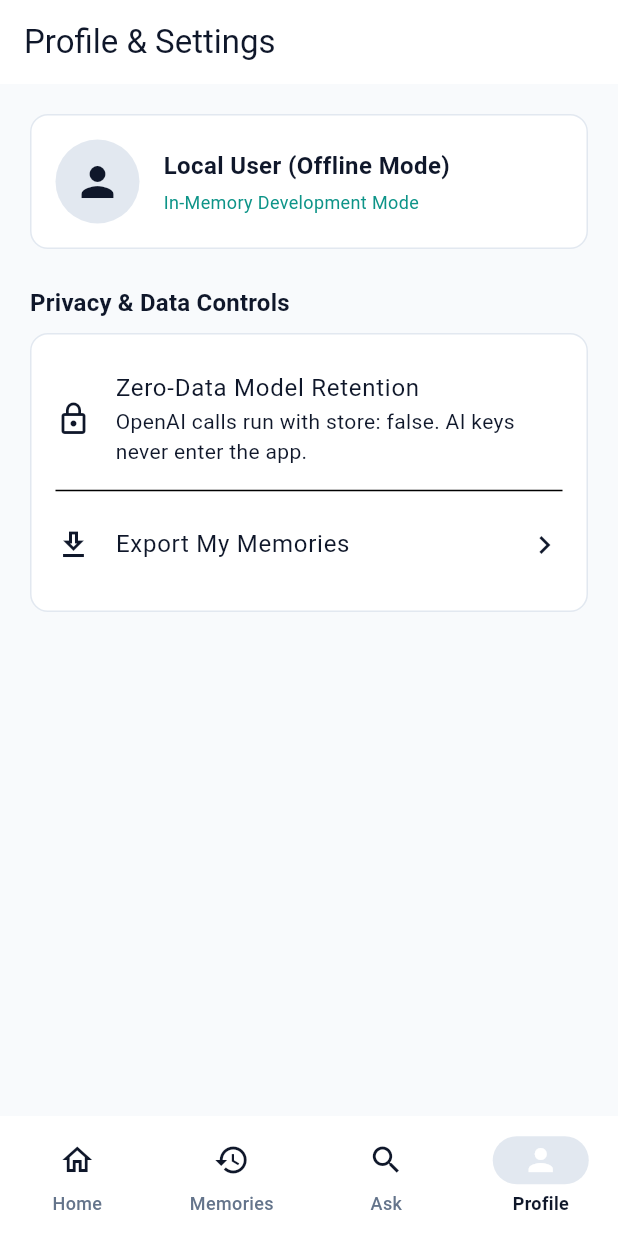
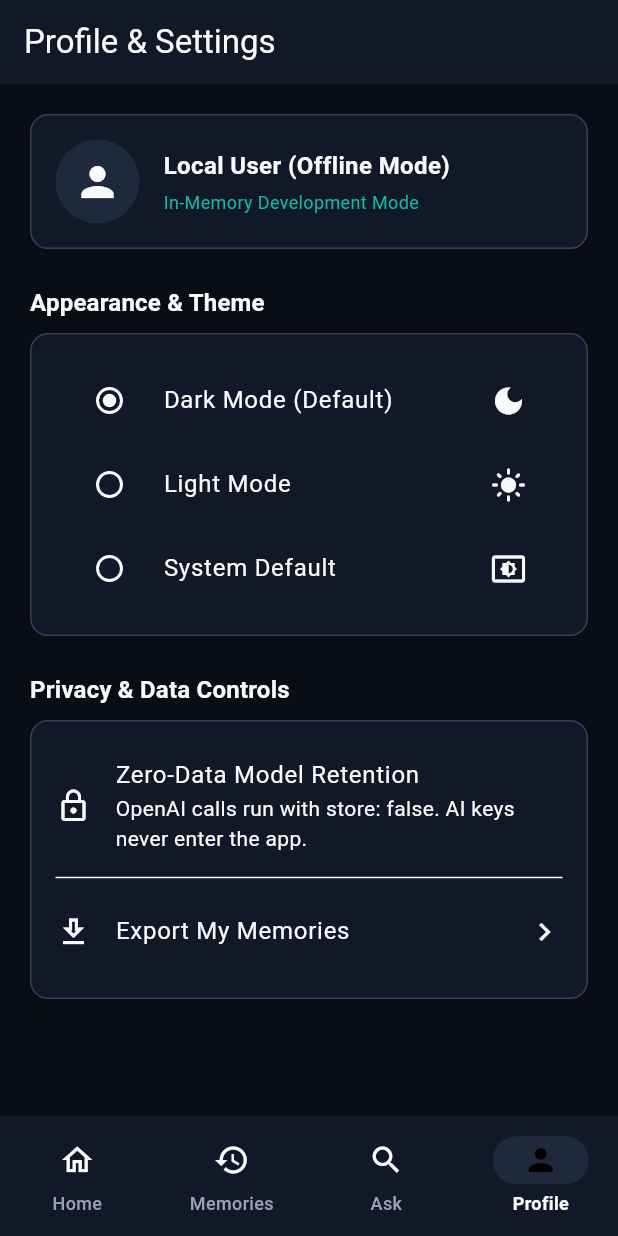
Before and after one commit to vikramnice1987-boop/NYABAGAM, a Flutter app: the screen it shows after launch, item 4 of the bottom bar chosen, on a phone screen of 412 x 824 dp. Run offline on Flutter 3.47's test engine with Material 3 defaults, Android fonts, the phone set to English and light mode, and no system bars; our stand-ins replace go_router, shared_preferences, supabase_flutter; accounts and stored records are empty.

Commit message:
feat: Add dynamic theme controller with Dark Mode default and apply user color palette

```diff
--- a/lib/app/app.dart
+++ b/lib/app/app.dart
@@ -1,22 +1,30 @@
 import 'package:flutter/material.dart';
-
 import '../core/router/app_router.dart';
 import '../core/config/app_environment.dart';
 import '../core/theme/app_theme.dart';
+import '../core/theme/theme_controller.dart';
 import '../features/auth/presentation/auth_gate.dart';
 
 class NyabagamApp extends StatelessWidget {
   const NyabagamApp({super.key});
+
   @override
-  Widget build(BuildContext context) => MaterialApp.router(
+  Widget build(BuildContext context) {
+    return ListenableBuilder(
+      listenable: ThemeController.instance,
+      builder: (context, _) {
+        return MaterialApp.router(
           title: 'NYABAGAM',
           debugShowCheckedModeBanner: false,
           theme: AppTheme.light,
           darkTheme: AppTheme.dark,
-    themeMode: ThemeMode.system,
+          themeMode: ThemeController.instance.themeMode,
           routerConfig: appRouter,
           builder: (context, child) => AppEnvironment.current.isSupabaseConfigured
               ? AuthGate(child: child ?? const SizedBox.shrink())
               : child ?? const SizedBox.shrink(),
         );
+      },
+    );
   }
+}
--- a/lib/core/theme/app_theme.dart
+++ b/lib/core/theme/app_theme.dart
@@ -11,12 +11,12 @@ class AppTheme {
       primary: NyColors.primaryLight,
       onPrimary: Colors.white,
       primaryContainer: NyColors.primaryContainerLight,
-      onPrimaryContainer: NyColors.primaryLight,
+      onPrimaryContainer: NyColors.textPrimaryLight,
       secondary: NyColors.accentLight,
       onSecondary: Colors.white,
       surface: NyColors.surfaceLight,
       onSurface: NyColors.textPrimaryLight,
-      surfaceContainerHighest: NyColors.surfaceVariantLight,
+      surfaceContainerHighest: NyColors.surfaceSecondaryLight,
       outline: NyColors.borderLight,
       error: NyColors.statusError,
       onError: Colors.white,
@@ -77,15 +77,15 @@ class AppTheme {
           borderRadius: NyRadius.borderMd,
           borderSide: const BorderSide(color: NyColors.primaryLight, width: 1.5),
         ),
-        hintStyle: const TextStyle(color: NyColors.textMutedLight),
+        hintStyle: const TextStyle(color: NyColors.disabledLight),
       ),
       navigationBarTheme: NavigationBarThemeData(
         backgroundColor: NyColors.surfaceLight,
-        indicatorColor: NyColors.primaryContainerLight,
+        indicatorColor: NyColors.surfaceSecondaryLight,
         elevation: 2,
         labelTextStyle: WidgetStateProperty.resolveWith((states) {
           if (states.contains(WidgetState.selected)) {
-            return const TextStyle(fontSize: 12, fontWeight: FontWeight.w600, color: NyColors.primaryLight);
+            return const TextStyle(fontSize: 12, fontWeight: FontWeight.w600, color: NyColors.textPrimaryLight);
           }
           return const TextStyle(fontSize: 12, fontWeight: FontWeight.w500, color: NyColors.textSecondaryLight);
         }),
@@ -103,7 +103,7 @@ class AppTheme {
       onSecondary: Colors.black,
       surface: NyColors.surfaceDark,
       onSurface: NyColors.textPrimaryDark,
-      surfaceContainerHighest: NyColors.surfaceVariantDark,
+      surfaceContainerHighest: NyColors.surfaceSecondaryDark,
       outline: NyColors.borderDark,
       error: NyColors.statusError,
       onError: Colors.white,
@@ -150,7 +150,7 @@ class AppTheme {
       ),
       inputDecorationTheme: InputDecorationTheme(
         filled: true,
-        fillColor: NyColors.surfaceVariantDark,
+        fillColor: NyColors.surfaceSecondaryDark,
         contentPadding: const EdgeInsets.symmetric(horizontal: NySpacing.space16, vertical: NySpacing.space16),
         border: OutlineInputBorder(
           borderRadius: NyRadius.borderMd,
@@ -164,7 +164,7 @@ class AppTheme {
           borderRadius: NyRadius.borderMd,
           borderSide: const BorderSide(color: NyColors.accentDark, width: 1.5),
         ),
-        hintStyle: const TextStyle(color: NyColors.textMutedDark),
+        hintStyle: const TextStyle(color: NyColors.textTertiaryDark),
       ),
       navigationBarTheme: NavigationBarThemeData(
         backgroundColor: NyColors.surfaceDark,
--- a/lib/core/theme/ny_colors.dart
+++ b/lib/core/theme/ny_colors.dart
@@ -3,31 +3,35 @@ import 'package:flutter/material.dart';
 class NyColors {
   const NyColors._();
 
-  // Light Palette
-  static const primaryLight = Color(0xFF0F172A);
-  static const primaryContainerLight = Color(0xFFE2E8F0);
-  static const accentLight = Color(0xFF0D9488); // Calm Teal
+  // User Defined Light Palette
   static const backgroundLight = Color(0xFFF8FAFC);
   static const surfaceLight = Color(0xFFFFFFFF);
-  static const surfaceVariantLight = Color(0xFFF1F5F9);
+  static const surfaceSecondaryLight = Color(0xFFF1F5F9);
+  static const borderLight = Color(0xFFE2E8F0);
   static const textPrimaryLight = Color(0xFF0F172A);
-  static const textSecondaryLight = Color(0xFF64748B);
-  static const textMutedLight = Color(0xFF94A3B8);
-  static const borderLight = Color(0xFFE2E8F0);
-  static const dividerLight = Color(0xFFF1F5F9);
+  static const textSecondaryLight = Color(0xFF475569);
+  static const textTertiaryLight = Color(0xFF64748B);
+  static const disabledLight = Color(0xFF94A3B8);
 
-  // Dark Palette
+  // Light Functional Accents
+  static const primaryLight = Color(0xFF0F172A);
+  static const primaryContainerLight = Color(0xFFF1F5F9);
+  static const accentLight = Color(0xFF0D9488); // Calm Teal
+
+  // User Defined Dark Mode Complementary Palette
+  static const backgroundDark = Color(0xFF090D16);
+  static const surfaceDark = Color(0xFF111827);
+  static const surfaceSecondaryDark = Color(0xFF1E293B);
+  static const borderDark = Color(0xFF334155);
+  static const textPrimaryDark = Color(0xFFF8FAFC);
+  static const textSecondaryDark = Color(0xFF94A3B8);
+  static const textTertiaryDark = Color(0xFF64748B);
+  static const disabledDark = Color(0xFF475569);
+
+  // Dark Functional Accents
   static const primaryDark = Color(0xFFF8FAFC);
   static const primaryContainerDark = Color(0xFF1E293B);
   static const accentDark = Color(0xFF14B8A6);
-  static const backgroundDark = Color(0xFF090D16);
-  static const surfaceDark = Color(0xFF0F172A);
-  static const surfaceVariantDark = Color(0xFF1E293B);
-  static const textPrimaryDark = Color(0xFFF8FAFC);
-  static const textSecondaryDark = Color(0xFF94A3B8);
-  static const textMutedDark = Color(0xFF64748B);
-  static const borderDark = Color(0xFF334155);
-  static const dividerDark = Color(0xFF1E293B);
 
   // Entity Identity Colors
   static const entityPerson = Color(0xFF2563EB); // Royal Blue
--- /dev/null
+++ b/lib/core/theme/theme_controller.dart
@@ -0,0 +1,45 @@
+import 'package:flutter/material.dart';
+import 'package:shared_preferences/shared_preferences.dart';
+
+class ThemeController extends ChangeNotifier {
+  ThemeController._();
+  static final ThemeController instance = ThemeController._();
+
+  static const _themePrefKey = 'nyabagam_theme_mode';
+  ThemeMode _themeMode = ThemeMode.dark; // Defaulting to Dark Mode as requested
+
+  ThemeMode get themeMode => _themeMode;
+  bool get isDarkMode => _themeMode == ThemeMode.dark;
+
+  Future<void> loadTheme() async {
+    try {
+      final prefs = await SharedPreferences.getInstance();
+      final saved = prefs.getString(_themePrefKey);
+      if (saved == 'light') {
+        _themeMode = ThemeMode.light;
+      } else if (saved == 'dark') {
+        _themeMode = ThemeMode.dark;
+      } else if (saved == 'system') {
+        _themeMode = ThemeMode.system;
+      }
+      notifyListeners();
+    } catch (_) {}
+  }
+
+  Future<void> setThemeMode(ThemeMode mode) async {
+    _themeMode = mode;
+    notifyListeners();
+    try {
+      final prefs = await SharedPreferences.getInstance();
+      await prefs.setString(_themePrefKey, mode.name);
+    } catch (_) {}
+  }
+
+  void toggleTheme() {
+    if (_themeMode == ThemeMode.dark) {
+      setThemeMode(ThemeMode.light);
+    } else {
+      setThemeMode(ThemeMode.dark);
+    }
+  }
+}
--- a/lib/features/home/presentation/home_page.dart
+++ b/lib/features/home/presentation/home_page.dart
@@ -1,6 +1,7 @@
 import 'package:flutter/material.dart';
 import 'package:go_router/go_router.dart';
 import '../../../core/theme/ny_spacing.dart';
+import '../../../core/theme/theme_controller.dart';
 import '../../../shared/components/ny_button.dart';
 import '../../../shared/components/ny_card.dart';
 import '../../../shared/components/ny_entity_chip.dart';
@@ -39,12 +40,24 @@ class _HomePageState extends State<HomePage> {
   @override
   Widget build(BuildContext context) {
     final theme = Theme.of(context);
+    final isDark = ThemeController.instance.isDarkMode;
+
     return Scaffold(
       appBar: AppBar(
         title: const Text(
           'NYABAGAM',
           style: TextStyle(fontWeight: FontWeight.w700, letterSpacing: 0.5),
         ),
+        actions: [
+          IconButton(
+            tooltip: isDark ? 'Switch to Light Mode' : 'Switch to Dark Mode',
+            icon: Icon(isDark ? Icons.light_mode_outlined : Icons.dark_mode_outlined),
+            onPressed: () {
+              ThemeController.instance.toggleTheme();
+            },
+          ),
+          const SizedBox(width: 8),
+        ],
       ),
       body: RefreshIndicator(
         onRefresh: _loadData,
--- a/lib/features/profile/presentation/profile_page.dart
+++ b/lib/features/profile/presentation/profile_page.dart
@@ -2,6 +2,7 @@ import 'package:flutter/material.dart';
 import '../../../core/config/app_environment.dart';
 import '../../../core/supabase/supabase_service.dart';
 import '../../../core/theme/ny_spacing.dart';
+import '../../../core/theme/theme_controller.dart';
 import '../../../shared/components/ny_button.dart';
 import '../../../shared/components/ny_card.dart';
 
@@ -51,16 +52,53 @@ class ProfilePage extends StatelessWidget {
           ),
           const SizedBox(height: NySpacing.space24),
 
+          Text('Appearance & Theme', style: theme.textTheme.titleMedium?.copyWith(fontWeight: FontWeight.w700)),
+          const SizedBox(height: 8),
+          NyCard(
+            child: ListenableBuilder(
+              listenable: ThemeController.instance,
+              builder: (context, _) {
+                final currentMode = ThemeController.instance.themeMode;
+                return Column(
+                  children: [
+                    RadioListTile<ThemeMode>(
+                      title: const Text('Dark Mode (Default)'),
+                      secondary: const Icon(Icons.dark_mode),
+                      value: ThemeMode.dark,
+                      groupValue: currentMode,
+                      onChanged: (mode) => ThemeController.instance.setThemeMode(mode!),
+                    ),
+                    RadioListTile<ThemeMode>(
+                      title: const Text('Light Mode'),
+                      secondary: const Icon(Icons.light_mode),
+                      value: ThemeMode.light,
+                      groupValue: currentMode,
+                      onChanged: (mode) => ThemeController.instance.setThemeMode(mode!),
+                    ),
+                    RadioListTile<ThemeMode>(
+                      title: const Text('System Default'),
+                      secondary: const Icon(Icons.settings_brightness),
+                      value: ThemeMode.system,
+                      groupValue: currentMode,
+                      onChanged: (mode) => ThemeController.instance.setThemeMode(mode!),
+                    ),
+                  ],
+                );
+              },
+            ),
+          ),
+          const SizedBox(height: NySpacing.space24),
+
           Text('Privacy & Data Controls', style: theme.textTheme.titleMedium?.copyWith(fontWeight: FontWeight.w700)),
           const SizedBox(height: 8),
           NyCard(
             child: Column(
               children: [
-                ListTile(
+                const ListTile(
                   contentPadding: EdgeInsets.zero,
-                  leading: const Icon(Icons.lock_outline),
-                  title: const Text('Zero-Data Model Retention'),
-                  subtitle: const Text('OpenAI calls run with store: false. AI keys never enter the app.'),
+                  leading: Icon(Icons.lock_outline),
+                  title: Text('Zero-Data Model Retention'),
+                  subtitle: Text('OpenAI calls run with store: false. AI keys never enter the app.'),
                 ),
                 const Divider(),
                 ListTile(
```
Lines whose indentation alone changed are shown as unchanged.
